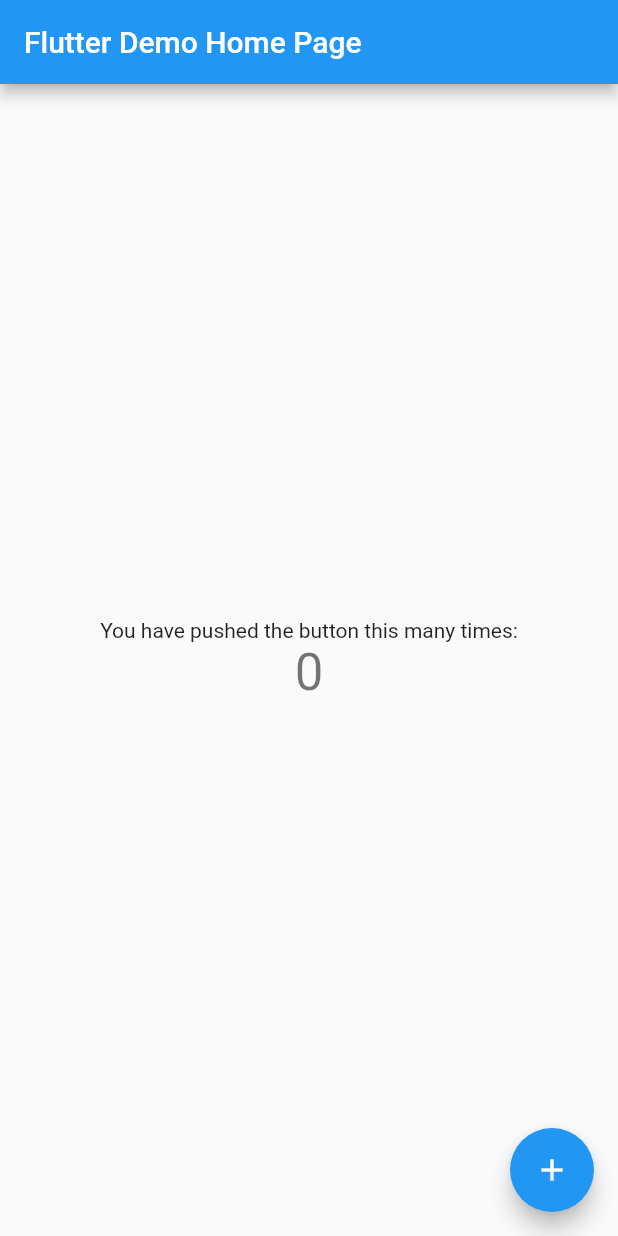
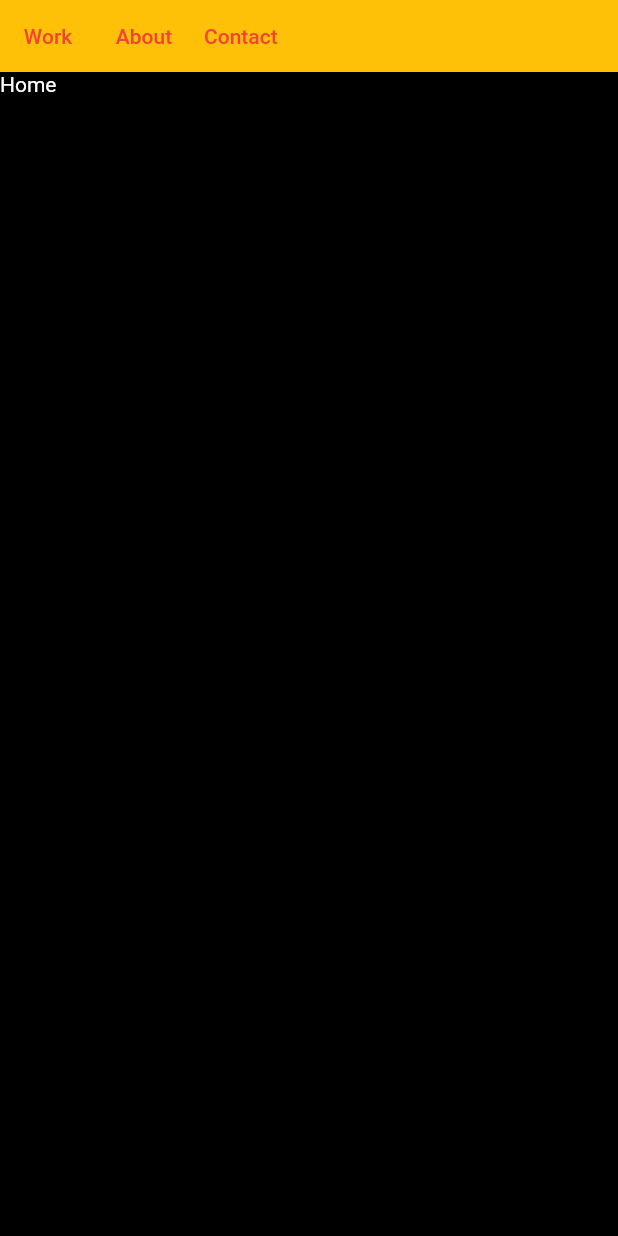
Before and after one commit to CristianPereyraDev/my_portfolio, a Flutter app: the screen it shows after launch, on a phone screen of 412 x 824 dp. Run offline on Flutter 3.47's test engine with Material 2 defaults, Android fonts, the phone set to English and light mode, and no system bars; our stand-ins replace go_router; Roboto replaces fonts that are missing (Poppins).

Commit message:
Primera estructura de la app

```diff
--- a/lib/main.dart
+++ b/lib/main.dart
@@ -1,4 +1,5 @@
 import 'package:flutter/material.dart';
+import 'package:my_portfolio/router/router.dart';
 
 void main() {
   runApp(const MyApp());
@@ -10,106 +11,28 @@ class MyApp extends StatelessWidget {
   // This widget is the root of your application.
   @override
   Widget build(BuildContext context) {
-    return MaterialApp(
-      title: 'Flutter Demo',
+    return MaterialApp.router(
+      debugShowCheckedModeBanner: false,
+      routerConfig: router,
+      title: 'Cr',
       theme: ThemeData(
-        // This is the theme of your application.
-        //
-        // Try running your application with "flutter run". You'll see the
-        // application has a blue toolbar. Then, without quitting the app, try
-        // changing the primarySwatch below to Colors.green and then invoke
-        // "hot reload" (press "r" in the console where you ran "flutter run",
-        // or simply save your changes to "hot reload" in a Flutter IDE).
-        // Notice that the counter didn't reset back to zero; the application
-        // is not restarted.
-        primarySwatch: Colors.blue,
+        //primarySwatch: Colors.blue,
+        brightness: Brightness.dark,
+        primaryColorDark: const Color(0xffC0392B),
+        primaryColor: const Color(0xffC0392B),
+        highlightColor: const Color(0xffC0392B),
+        canvasColor: Colors.white,
+        fontFamily: "Poppins",
+        splashColor: Colors.transparent,
+        scaffoldBackgroundColor: Colors.black,
+        colorScheme: ColorScheme.fromSwatch(
+          primarySwatch: Colors.red,
+          backgroundColor: Colors.grey[800],
+        ).copyWith(
+          secondary: const Color(0xffC0392B),
+          brightness: Brightness.dark,
+        ),
       ),
-      home: const MyHomePage(title: 'Flutter Demo Home Page'),
     );
   }
 }
-
-class MyHomePage extends StatefulWidget {
-  const MyHomePage({super.key, required this.title});
-
-  // This widget is the home page of your application. It is stateful, meaning
-  // that it has a State object (defined below) that contains fields that affect
-  // how it looks.
-
-  // This class is the configuration for the state. It holds the values (in this
-  // case the title) provided by the parent (in this case the App widget) and
-  // used by the build method of the State. Fields in a Widget subclass are
-  // always marked "final".
-
-  final String title;
-
-  @override
-  State<MyHomePage> createState() => _MyHomePageState();
-}
-
-class _MyHomePageState extends State<MyHomePage> {
-  int _counter = 0;
-
-  void _incrementCounter() {
-    setState(() {
-      // This call to setState tells the Flutter framework that something has
-      // changed in this State, which causes it to rerun the build method below
-      // so that the display can reflect the updated values. If we changed
-      // _counter without calling setState(), then the build method would not be
-      // called again, and so nothing would appear to happen.
-      _counter++;
-    });
-  }
-
-  @override
-  Widget build(BuildContext context) {
-    // This method is rerun every time setState is called, for instance as done
-    // by the _incrementCounter method above.
-    //
-    // The Flutter framework has been optimized to make rerunning build methods
-    // fast, so that you can just rebuild anything that needs updating rather
-    // than having to individually change instances of widgets.
-    return Scaffold(
-      appBar: AppBar(
-        // Here we take the value from the MyHomePage object that was created by
-        // the App.build method, and use it to set our appbar title.
-        title: Text(widget.title),
-      ),
-      body: Center(
-        // Center is a layout widget. It takes a single child and positions it
-        // in the middle of the parent.
-        child: Column(
-          // Column is also a layout widget. It takes a list of children and
-          // arranges them vertically. By default, it sizes itself to fit its
-          // children horizontally, and tries to be as tall as its parent.
-          //
-          // Invoke "debug painting" (press "p" in the console, choose the
-          // "Toggle Debug Paint" action from the Flutter Inspector in Android
-          // Studio, or the "Toggle Debug Paint" command in Visual Studio Code)
-          // to see the wireframe for each widget.
-          //
-          // Column has various properties to control how it sizes itself and
-          // how it positions its children. Here we use mainAxisAlignment to
-          // center the children vertically; the main axis here is the vertical
-          // axis because Columns are vertical (the cross axis would be
-          // horizontal).
-          mainAxisAlignment: MainAxisAlignment.center,
-          children: <Widget>[
-            const Text(
-              'You have pushed the button this many times:',
-            ),
-            Text(
-              '$_counter',
-              style: Theme.of(context).textTheme.headlineMedium,
-            ),
-          ],
-        ),
-      ),
-      floatingActionButton: FloatingActionButton(
-        onPressed: _incrementCounter,
-        tooltip: 'Increment',
-        child: const Icon(Icons.add),
-      ), // This trailing comma makes auto-formatting nicer for build methods.
-    );
-  }
-}
--- /dev/null
+++ b/lib/pages/about/about.dart
@@ -0,0 +1,10 @@
+import 'package:flutter/material.dart';
+
+class About extends StatelessWidget {
+  const About({Key? key}) : super(key: key);
+
+  @override
+  Widget build(BuildContext context) {
+    return const Text("About Page");
+  }
+}
--- /dev/null
+++ b/lib/pages/contact/contact.dart
@@ -0,0 +1,10 @@
+import 'package:flutter/material.dart';
+
+class Contact extends StatelessWidget {
+  const Contact({Key? key}) : super(key: key);
+
+  @override
+  Widget build(BuildContext context) {
+    return const Text("Contact");
+  }
+}
--- /dev/null
+++ b/lib/pages/home/home.dart
@@ -0,0 +1,29 @@
+import 'package:flutter/material.dart';
+import 'package:my_portfolio/widgets/navbar/navbar_desktop.dart';
+
+class Home extends StatelessWidget {
+  const Home({Key? key}) : super(key: key);
+
+  @override
+  Widget build(BuildContext context) {
+    return Scaffold(
+      //Add Key
+      appBar: const PreferredSize(
+        preferredSize: Size.fromHeight(80.0),
+        child: NavBarDesktop(),
+      ),
+      body: SafeArea(
+        child: Stack(
+          children: [
+            SingleChildScrollView(
+              //Add Scroll Controller
+              child: Column(
+                children: const [Text("Home")],
+              ),
+            ),
+          ],
+        ),
+      ),
+    );
+  }
+}
--- /dev/null
+++ b/lib/pages/work/work.dart
@@ -0,0 +1,10 @@
+import 'package:flutter/material.dart';
+
+class Work extends StatelessWidget {
+  const Work({Key? key}) : super(key: key);
+
+  @override
+  Widget build(BuildContext context) {
+    return const Text("Work");
+  }
+}
--- /dev/null
+++ b/lib/router/router.dart
@@ -0,0 +1,25 @@
+import 'package:go_router/go_router.dart';
+import 'package:my_portfolio/pages/about/about.dart';
+import 'package:my_portfolio/pages/contact/contact.dart';
+import 'package:my_portfolio/pages/home/home.dart';
+import 'package:my_portfolio/pages/work/work.dart';
+
+// GoRouter configuration
+final router = GoRouter(routes: [
+  GoRoute(
+    path: "/",
+    builder: (context, state) => const Home(),
+  ),
+  GoRoute(
+    path: "/work",
+    builder: (context, state) => const Work(),
+  ),
+  GoRoute(
+    path: "/about",
+    builder: (context, state) => const About(),
+  ),
+  GoRoute(
+    path: "/contact",
+    builder: (context, state) => const Contact(),
+  ),
+]);
--- /dev/null
+++ b/lib/widgets/navbar/navbar_desktop.dart
@@ -0,0 +1,29 @@
+import 'package:flutter/material.dart';
+import 'package:go_router/go_router.dart';
+
+class NavBarDesktop extends StatelessWidget {
+  const NavBarDesktop({Key? key}) : super(key: key);
+
+  @override
+  Widget build(BuildContext context) {
+    return Container(
+      color: Colors.amber,
+      child: Row(
+        children: [
+          TextButton(
+            onPressed: () => context.go("/work"),
+            child: const Text("Work"),
+          ),
+          TextButton(
+            onPressed: () => context.go("/about"),
+            child: const Text("About"),
+          ),
+          TextButton(
+            onPressed: () => context.go("/contact"),
+            child: const Text("Contact"),
+          ),
+        ],
+      ),
+    );
+  }
+}
```
Also changed, not shown: pubspec.yaml (+5 -4 lines), pubspec.lock.
